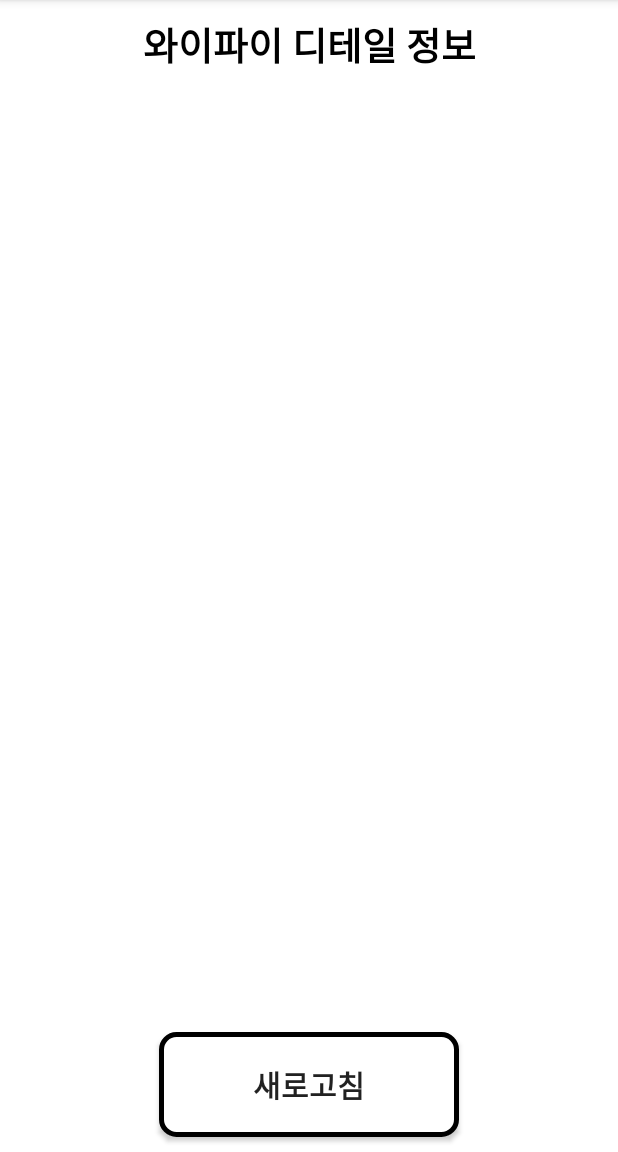
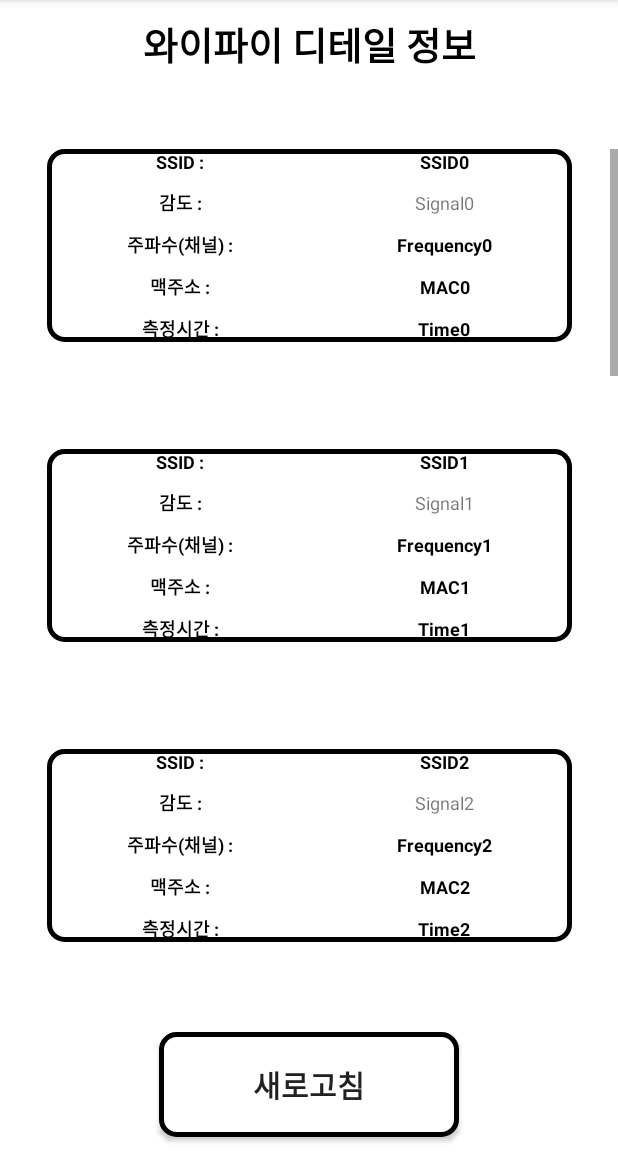
Before and after one commit to 99andrew99/wisee, an Android app: the ArDetail screen opened directly, with no data from a screen before it, on a phone screen of 412 x 824 dp, the part 84-1236 px from its top. Run offline under Robolectric (Android 15) with nearby library versions, the phone set to English and light mode, and no system bars.

Commit message:
ui 최종

```diff
--- a/app/src/main/java/com/example/wifee/ArDetail.java
+++ b/app/src/main/java/com/example/wifee/ArDetail.java
@@ -5,13 +5,36 @@ import android.view.View;
 import android.widget.Button;
 
 import androidx.appcompat.app.AppCompatActivity;
+import androidx.recyclerview.widget.LinearLayoutManager;
+import androidx.recyclerview.widget.RecyclerView;
+
+import java.util.ArrayList;
+import java.util.List;
 
 public class ArDetail extends AppCompatActivity {
+
+    private RecyclerView recyclerView;
+    private ArDetailAdapter adapter;
+    private List<ArDetailItem> arDetailItems;
 
     @Override
     protected void onCreate(Bundle savedInstanceState) {
         super.onCreate(savedInstanceState);
         setContentView(R.layout.ar_detail);
 
+        recyclerView = findViewById(R.id.detailRecyclerView);
+
+        // 데이터 생성. 실제 구현에서는 원하는 값으로 변경해야 함
+        arDetailItems = new ArrayList<>();
+        for (int i = 0; i < 10; i++) { // 여기서 10은 개수를 의미. 원하는 수로 변경 가능
+            arDetailItems.add(new ArDetailItem("SSID" + i, "Signal" + i, "Frequency" + i, "MAC" + i, "Time" + i));
+        }
+
+        adapter = new ArDetailAdapter(arDetailItems);
+
+        // LinearLayoutManager 사용
+        RecyclerView.LayoutManager mLayoutManager = new LinearLayoutManager(getApplicationContext());
+        recyclerView.setLayoutManager(mLayoutManager);
+        recyclerView.setAdapter(adapter);
     }
 }
--- /dev/null
+++ b/app/src/main/java/com/example/wifee/ArDetailAdapter.java
@@ -0,0 +1,54 @@
+package com.example.wifee;
+
+import android.view.LayoutInflater;
+import android.view.View;
+import android.view.ViewGroup;
+import android.widget.TextView;
+
+import androidx.recyclerview.widget.RecyclerView;
+
+import java.util.List;
+
+public class ArDetailAdapter extends RecyclerView.Adapter<ArDetailAdapter.ViewHolder> {
+    private List<ArDetailItem> arDetailItems;
+
+    public class ViewHolder extends RecyclerView.ViewHolder {
+        public TextView ssidDetailText, signalDetailText, frequencyDetailText, macDetailText, timeDetailText;
+
+        public ViewHolder(View view) {
+            super(view);
+            ssidDetailText = view.findViewById(R.id.ssidDetailText);
+            signalDetailText = view.findViewById(R.id.signalDetailText);
+            frequencyDetailText = view.findViewById(R.id.frequencyDetailText);
+            macDetailText = view.findViewById(R.id.macDetailText);
+            timeDetailText = view.findViewById(R.id.timeDetailText);
+        }
+    }
+
+    public ArDetailAdapter(List<ArDetailItem> arDetailItems) {
+        this.arDetailItems = arDetailItems;
+    }
+
+    @Override
+    public ViewHolder onCreateViewHolder(ViewGroup parent, int viewType) {
+        View itemView = LayoutInflater.from(parent.getContext())
+                .inflate(R.layout.ar_detail_item, parent, false);
+
+        return new ViewHolder(itemView);
+    }
+
+    @Override
+    public void onBindViewHolder(ViewHolder holder, int position) {
+        ArDetailItem item = arDetailItems.get(position);
+        holder.ssidDetailText.setText(item.getSsid());
+        holder.signalDetailText.setText(item.getSignal());
+        holder.frequencyDetailText.setText(item.getFrequency());
+        holder.macDetailText.setText(item.getMac());
+        holder.timeDetailText.setText(item.getTime());
+    }
+
+    @Override
+    public int getItemCount() {
+        return arDetailItems.size();
+    }
+}
--- /dev/null
+++ b/app/src/main/java/com/example/wifee/ArDetailItem.java
@@ -0,0 +1,25 @@
+package com.example.wifee;
+
+public class ArDetailItem {
+    private String ssid;
+    private String signal;
+    private String frequency;
+    private String mac;
+    private String time;
+
+    //생성자
+    public ArDetailItem(String ssid, String signal, String frequency, String mac, String time) {
+        this.ssid = ssid;
+        this.signal = signal;
+        this.frequency = frequency;
+        this.mac = mac;
+        this.time = time;
+    }
+
+    // Getter 메소드
+    public String getSsid() { return ssid; }
+    public String getSignal() { return signal; }
+    public String getFrequency() { return frequency; }
+    public String getMac() { return mac; }
+    public String getTime() { return time; }
+}
--- a/app/src/main/res/layout/ar_detail.xml
+++ b/app/src/main/res/layout/ar_detail.xml
@@ -23,6 +23,7 @@
 
 
     <androidx.recyclerview.widget.RecyclerView
+        android:id="@+id/detailRecyclerView"
         android:layout_width="match_parent"
         android:layout_height="550dp"
         tools:layout_editor_absoluteX="1dp"
--- a/app/src/main/res/layout/ar_detail_item.xml
+++ b/app/src/main/res/layout/ar_detail_item.xml
@@ -1,7 +1,7 @@
 <?xml version="1.0" encoding="utf-8"?>
 <androidx.constraintlayout.widget.ConstraintLayout xmlns:android="http://schemas.android.com/apk/res/android"
     android:layout_width="match_parent"
-    android:layout_height="match_parent"
+    android:layout_height="200dp"
     xmlns:app="http://schemas.android.com/apk/res-auto">
 
     <TableLayout
```
